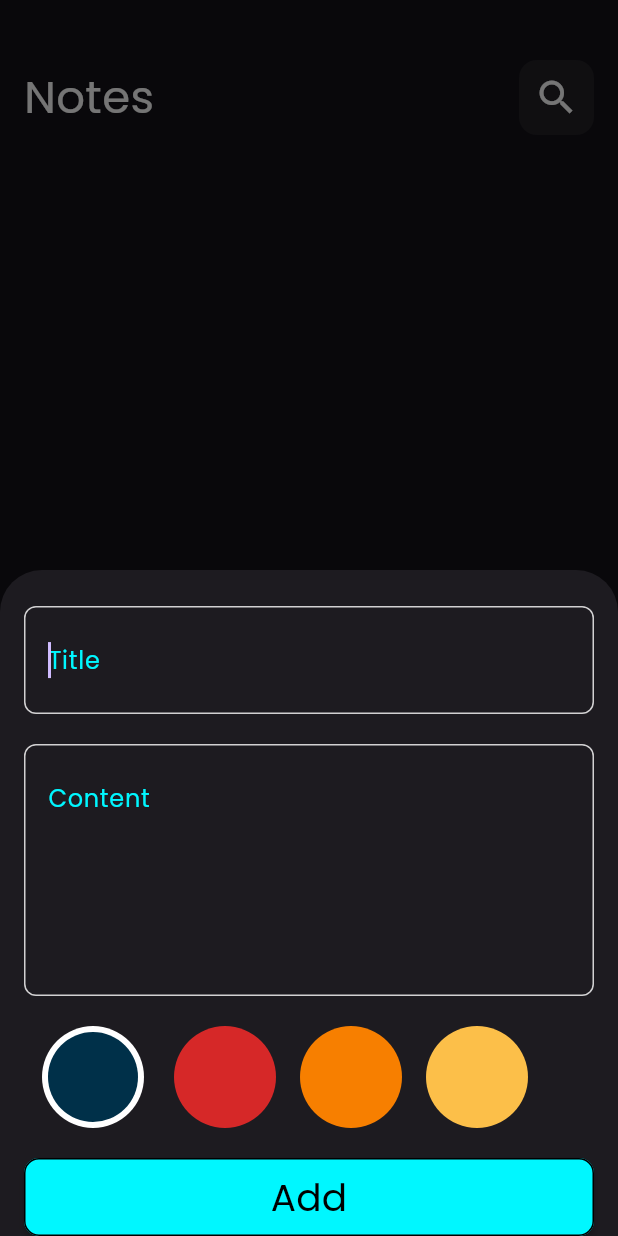
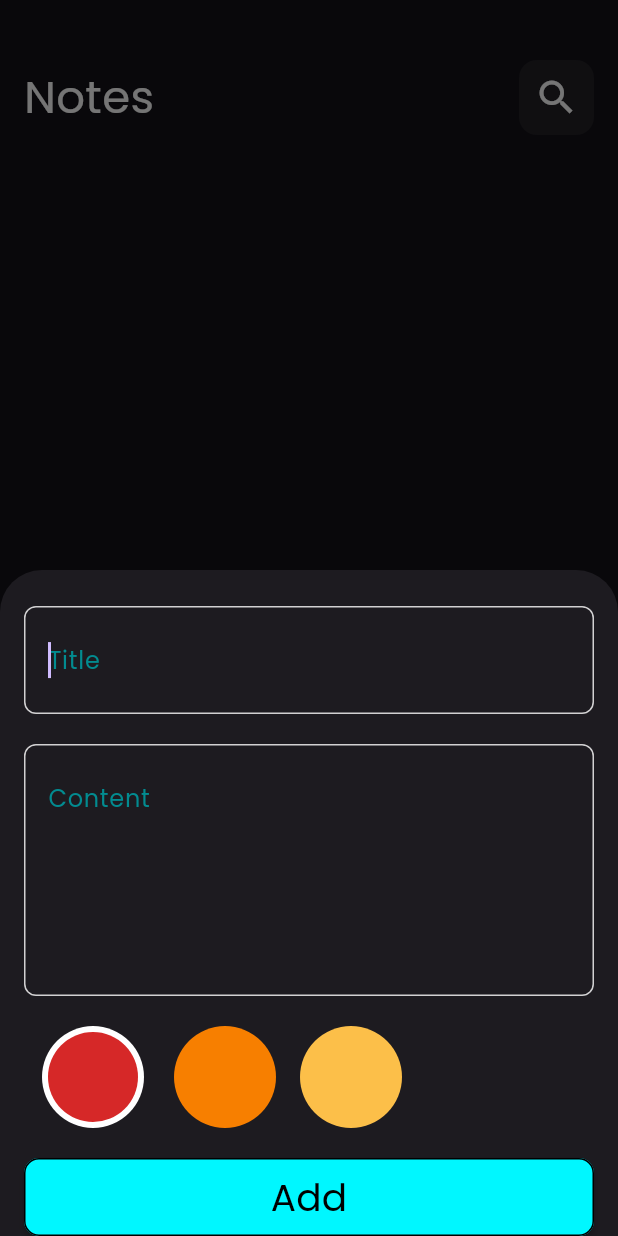
Before and after one commit to seiffbdd/notes_app, a Flutter app: the screen it shows after launch, after a tap on the "add" icon, on a phone screen of 412 x 824 dp. Run offline on Flutter 3.47's test engine with Material 3 defaults, Android fonts, the phone set to English and light mode, and no system bars; drawn by our look-alikes of modal_progress_hud_nsn; our stand-ins replace bloc, flutter_bloc, hive, hive_flutter; accounts and stored records are empty.

Commit message:
edit color form edit view

```diff
--- a/lib/constants.dart
+++ b/lib/constants.dart
@@ -1 +1,8 @@
+import 'package:flutter/material.dart';
+
 const String kNotesBox = 'notesBox';
+List<Color> colors = const [
+  Color(0xffD62828),
+  Color(0xffF77F00),
+  Color(0xffFCBF49)
+];
--- a/lib/widgets/colors_list_view.dart
+++ b/lib/widgets/colors_list_view.dart
@@ -1,14 +1,10 @@
 import 'package:flutter/material.dart';
+import 'package:notes_app2/constants.dart';
 import 'package:notes_app2/cubits/add_notes_cubit/cubit/add_note_cubit.dart';
+import 'package:notes_app2/widgets/custom_circle_avatar.dart';
 
 class ColorsListView extends StatefulWidget {
   const ColorsListView({super.key});
-  static const List<Color> colors = [
-    Color(0xff003049),
-    Color(0xffD62828),
-    Color(0xffF77F00),
-    Color(0xffFCBF49)
-  ];
 
   @override
   State<ColorsListView> createState() => _ColorsListViewState();
@@ -18,10 +14,10 @@ class _ColorsListViewState extends State<ColorsListView> {
   int pickedIndex = 0;
   @override
   Widget build(BuildContext context) {
-    AddNoteCubit.get(context).color = ColorsListView.colors[pickedIndex];
+    AddNoteCubit.get(context).color = colors[pickedIndex];
     return ListView.builder(
       scrollDirection: Axis.horizontal,
-      itemCount: ColorsListView.colors.length,
+      itemCount: colors.length,
       itemBuilder: (context, index) {
         return Padding(
             padding: const EdgeInsets.symmetric(horizontal: 8.0),
@@ -32,35 +28,9 @@ class _ColorsListViewState extends State<ColorsListView> {
                 });
               },
               child: CustomCircleAvatar(
-                  isPicked: pickedIndex == index,
-                  color: ColorsListView.colors[index]),
+                  isPicked: pickedIndex == index, color: colors[index]),
             ));
       },
     );
   }
 }
-
-class CustomCircleAvatar extends StatelessWidget {
-  const CustomCircleAvatar(
-      {super.key, required this.isPicked, required this.color});
-  final bool isPicked;
-  final Color color;
-  @override
-  Widget build(BuildContext context) {
-    if (isPicked) {
-      return CircleAvatar(
-        radius: 38,
-        backgroundColor: Colors.white,
-        child: CircleAvatar(
-          radius: 30,
-          backgroundColor: color,
-        ),
-      );
-    } else {
-      return CircleAvatar(
-        radius: 34,
-        backgroundColor: color,
-      );
-    }
-  }
-}
--- /dev/null
+++ b/lib/widgets/custom_circle_avatar.dart
@@ -0,0 +1,26 @@
+import 'package:flutter/material.dart';
+
+class CustomCircleAvatar extends StatelessWidget {
+  const CustomCircleAvatar(
+      {super.key, required this.isPicked, required this.color});
+  final bool isPicked;
+  final Color color;
+  @override
+  Widget build(BuildContext context) {
+    if (isPicked) {
+      return CircleAvatar(
+        radius: 38,
+        backgroundColor: Colors.white,
+        child: CircleAvatar(
+          radius: 30,
+          backgroundColor: color,
+        ),
+      );
+    } else {
+      return CircleAvatar(
+        radius: 34,
+        backgroundColor: color,
+      );
+    }
+  }
+}
--- a/lib/widgets/custom_text_field.dart
+++ b/lib/widgets/custom_text_field.dart
@@ -30,7 +30,7 @@ class CustomTextFormField extends StatelessWidget {
       decoration: InputDecoration(
           hintText: hintText,
           hintStyle: const TextStyle(
-            color: Color.fromARGB(255, 0, 247, 255),
+            color: Color.fromARGB(255, 2, 139, 144),
           ),
           contentPadding:
               const EdgeInsets.symmetric(horizontal: 12.0, vertical: 24.0),
```
Also changed, not shown: lib/view/edit_note_view.dart (+34 -9 lines), lib/widgets/edit_note_colors_list.dart (added, +48 -0 lines).
